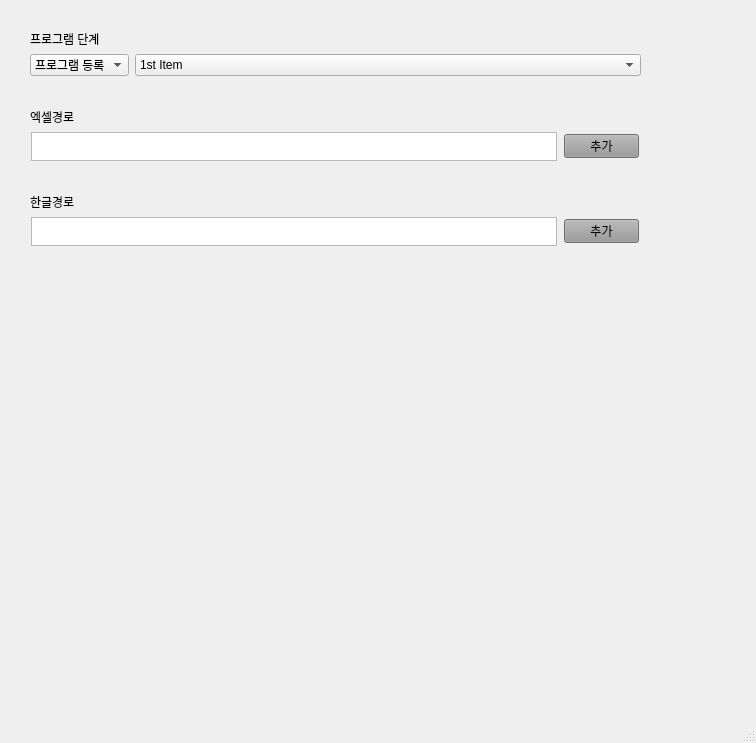
This is GUI/한글자동화/한글자동화.ui in kjh5848/python_lab as Qt 5 draws it before an edit. The edited form follows.
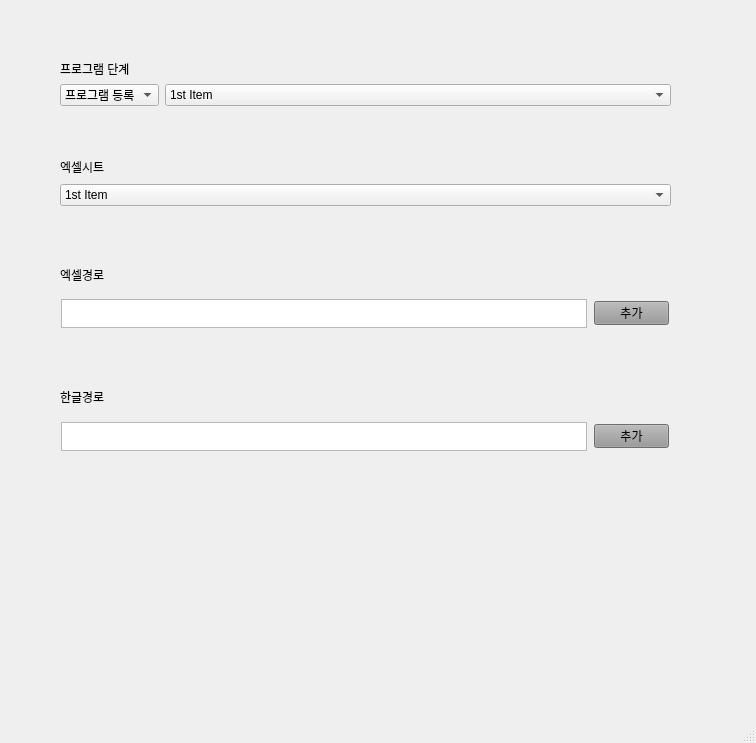
This is the edited form.

The edit to the form file:
```diff
--- a/GUI/한글자동화/한글자동화.ui
+++ b/GUI/한글자동화/한글자동화.ui
@@ -17,10 +17,10 @@
    <widget class="QWidget" name="verticalLayoutWidget">
     <property name="geometry">
      <rect>
-      <x>30</x>
-      <y>30</y>
+      <x>60</x>
+      <y>60</y>
       <width>611</width>
-      <height>216</height>
+      <height>391</height>
      </rect>
     </property>
     <layout class="QVBoxLayout" name="verticalLayout_3">
@@ -92,6 +92,58 @@
        </property>
       </widget>
      </item>
+     <item>
+      <widget class="QLabel" name="program_label_2">
+       <property name="minimumSize">
+        <size>
+         <width>61</width>
+         <height>22</height>
+        </size>
+       </property>
+       <property name="maximumSize">
+        <size>
+         <width>80</width>
+         <height>22</height>
+        </size>
+       </property>
+       <property name="text">
+        <string>엑셀시트</string>
+       </property>
+      </widget>
+     </item>
+     <item>
+      <layout class="QGridLayout" name="gridLayout">
+       <property name="rightMargin">
+        <number>0</number>
+       </property>
+       <item row="1" column="0">
+        <widget class="QComboBox" name="program_cmb2_2">
+         <item>
+          <property name="text">
+           <string>1st Item</string>
+          </property>
+         </item>
+         <item>
+          <property name="text">
+           <string>2nd Item</string>
+          </property>
+         </item>
+         <item>
+          <property name="text">
+           <string>3rd Item</string>
+          </property>
+         </item>
+        </widget>
+       </item>
+      </layout>
+     </item>
+     <item>
+      <widget class="QLabel" name="label_8">
+       <property name="text">
+        <string/>
+       </property>
+      </widget>
+     </item>
      <item>
       <widget class="QLabel" name="label_2">
        <property name="text">
```
